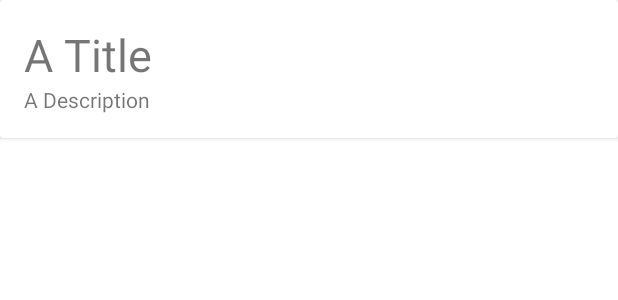
After one commit to 20041540MichaelKelly/Placemarks, an Android app: the layout card_placemark.xml on its own in the app's theme, with its tools: preview values and no code run, on a phone screen of 412 x 824 dp. The commit adds this screen. Shown: the top 300 px of the screen. Run offline under Robolectric (Android 15) with nearby library versions, the light colour scheme and no system bars.

Commit message:
implemented adapter and the ability to create and display to recycler view

```diff
--- /dev/null
+++ b/app/src/main/res/layout/card_placemark.xml
@@ -0,0 +1,31 @@
+<?xml version="1.0" encoding="utf-8"?>
+<androidx.cardview.widget.CardView
+    xmlns:android="http://schemas.android.com/apk/res/android"
+    xmlns:tools="http://schemas.android.com/tools"
+    android:layout_width="match_parent"
+    android:layout_height="wrap_content"
+    android:layout_marginBottom="8dp"
+    android:elevation="24dp">
+
+    <RelativeLayout
+        android:layout_width="match_parent"
+        android:layout_height="wrap_content"
+        android:padding="16dp">
+
+        <TextView
+            android:id="@+id/placemarkTitle"
+            android:layout_width="wrap_content"
+            android:layout_height="wrap_content"
+            android:layout_alignParentTop="true"
+            android:textSize="30sp"
+            tools:text="A Title" />
+
+        <TextView
+            android:id="@+id/description"
+            android:layout_width="wrap_content"
+            android:layout_height="wrap_content"
+            android:layout_below="@id/placemarkTitle"
+            tools:text="A Description" />
+
+    </RelativeLayout>
+</androidx.cardview.widget.CardView>
--- a/app/src/main/res/values/strings.xml
+++ b/app/src/main/res/values/strings.xml
@@ -3,4 +3,6 @@
     <string name="button_addPlacemark">Add Placemark</string>
     <string name="hint_placemarkTitle">Placemark Title</string>
     <string name="hint_placemarkDescription">Description</string>
+    <string name="menu_addPlacemark">Add</string>
+    <string name="menu_cancelPlacemark">Cancel</string>
 </resources>
```
Also changed, not shown: app/src/main/AndroidManifest.xml (+8 -1 lines), app/src/main/java/com/example/placemark/activities/PlacemarkActivity.kt (deleted, +0 -42 lines), app/src/main/java/com/example/placemark/activities/activities/PlacemarkActivity.kt (added, +62 -0 lines), app/src/main/java/com/example/placemark/activities/activities/PlacemarkListActivity.kt (added, +64 -0 lines), app/src/main/java/com/example/placemark/activities/adapters/PlacemarkAdapter.kt (added, +34 -0 lines), app/src/main/java/com/example/placemark/activities/main/MainApp.kt (added, +16 -0 lines), app/src/main/res/layout/activity_placemark.xml (+6 -5 lines), app/src/main/res/layout/activity_placemark_list.xml (added, +32 -0 lines), app/src/main/res/menu/cancel_menu.xml (added, +10 -0 lines), app/src/main/res/menu/menu_main.xml (added, +10 -0 lines).
